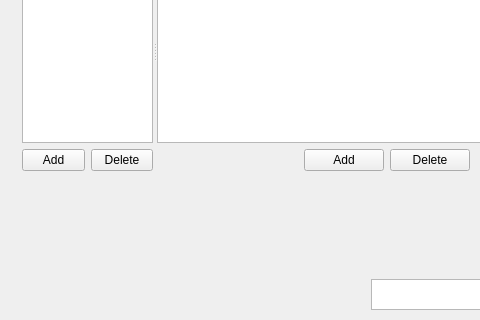
The window that Mainwindow/mainwindow.ui (Drakenhielm/Biobokningssystem) describes before a commit, drawn with Qt 5; both pictures show x 0 to 480 and y 127 to 447 of the 848 by 685 pixel window.
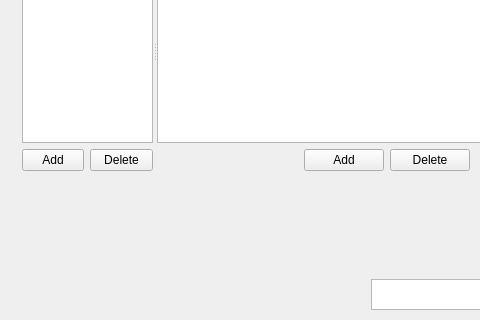
The same window after the commit.

The edit to the form file:
```diff
--- a/Mainwindow/mainwindow.ui
+++ b/Mainwindow/mainwindow.ui
@@ -74,6 +74,19 @@
            </item>
            <item>
             <layout class="QHBoxLayout" name="horizontalLayout_4">
+             <item>
+              <spacer name="horizontalSpacer_4">
+               <property name="orientation">
+                <enum>Qt::Horizontal</enum>
+               </property>
+               <property name="sizeHint" stdset="0">
+                <size>
+                 <width>40</width>
+                 <height>20</height>
+                </size>
+               </property>
+              </spacer>
+             </item>
              <item>
               <widget class="QPushButton" name="pushButton_movies_add">
                <property name="text">
@@ -88,6 +101,19 @@
                </property>
               </widget>
              </item>
+             <item>
+              <spacer name="horizontalSpacer_3">
+               <property name="orientation">
+                <enum>Qt::Horizontal</enum>
+               </property>
+               <property name="sizeHint" stdset="0">
+                <size>
+                 <width>40</width>
+                 <height>20</height>
+                </size>
+               </property>
+              </spacer>
+             </item>
             </layout>
            </item>
           </layout>
```
Left out of the diff: 2 changed lines with no effect on the pictures.
